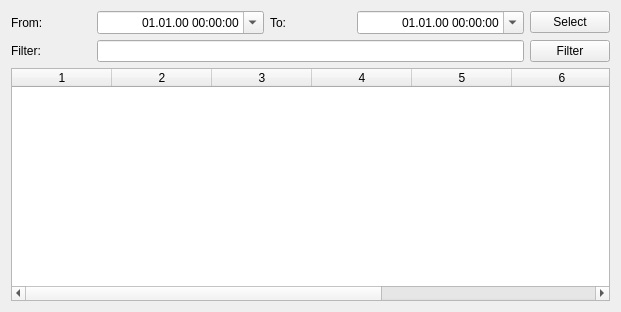
Old version of the form gui/snowgui/icegui/eventdisplaywidget.ui in the repository AndreasFMueller/AstroPhotography.
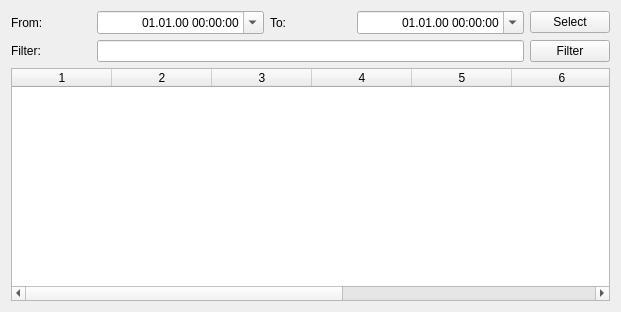
New version of the form.

```diff
--- a/gui/snowgui/icegui/eventdisplaywidget.ui
+++ b/gui/snowgui/icegui/eventdisplaywidget.ui
@@ -48,7 +48,7 @@
    <item row="3" column="0" colspan="7">
     <widget class="QTableWidget" name="eventTable">
      <property name="columnCount">
-      <number>8</number>
+      <number>9</number>
      </property>
      <column/>
      <column/>
@@ -58,6 +58,7 @@
      <column/>
      <column/>
      <column/>
+     <column/>
     </widget>
    </item>
    <item row="2" column="6">
```
